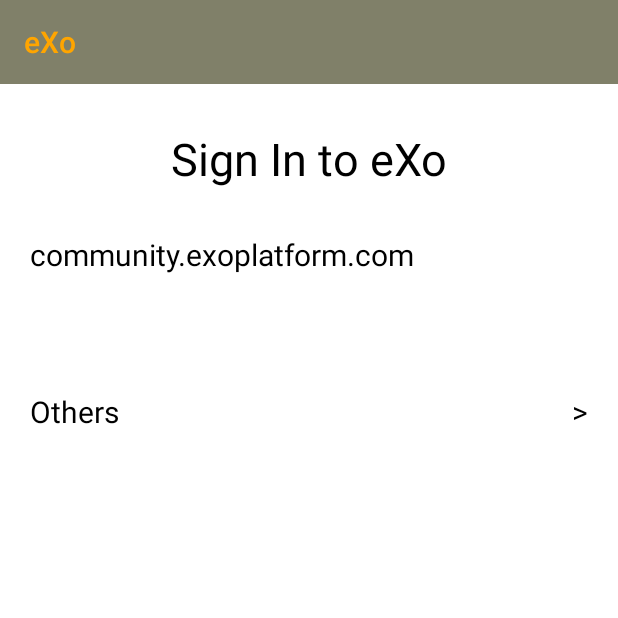
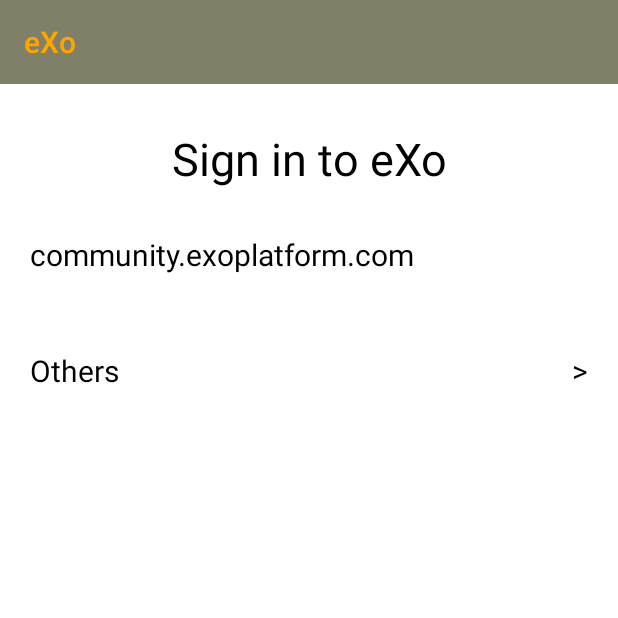
Before and after one commit to exoplatform/exo-android, an Android app: the screen it shows after launch (ConnectServerActivity), on a phone screen of 412 x 824 dp, the top half of it. Run offline under Robolectric (Android 15) with nearby library versions, the phone set to English and light mode, and no system bars.

Commit message:
MOB-2016 - Improvements
Add utils method to retrieve the version from a Server, parse it from a string to a float, and verify it is higher than 4.3
Use constant for Platform min version supported
Internationalize labels

```diff
--- a/app/src/main/java/org/exoplatform/App.java
+++ b/app/src/main/java/org/exoplatform/App.java
@@ -7,6 +7,11 @@
  */
 public class App extends Application {
 
-  public static final String SHARED_PREFERENCES_NAME = "eXoPreferences";
-  public static final String DEFAULT_SERVER = "http://community.exoplatform.com";
+    public static final Double MIN_PLATFORM_VERSION_SUPPORTED = 4.3;
+
+    public static final String SHARED_PREFERENCES_NAME = "eXoPreferences";
+
+    public static final String TRIBE_URL = "https://community.exoplatform.com";
+
+
 }
--- a/app/src/main/java/org/exoplatform/ServerManager.java
+++ b/app/src/main/java/org/exoplatform/ServerManager.java
@@ -34,4 +34,10 @@
    * @return the last visited server, null if the server list is empty.
    */
   public Server getLastVisitedServer();
+
+  public void verifyServer(Server srv, VerifyServerCallback callback);
+
+  public static interface VerifyServerCallback {
+      public void result(boolean correct);
+  }
 }
--- a/app/src/main/java/org/exoplatform/activity/ConnectServerActivity.java
+++ b/app/src/main/java/org/exoplatform/activity/ConnectServerActivity.java
@@ -39,7 +39,7 @@
     defaultServer = serverManager.getLastVisitedServer();
     if (defaultServer == null) {
       try {
-        defaultServer = new Server(new URL(App.DEFAULT_SERVER));
+        defaultServer = new Server(new URL(App.TRIBE_URL));
       } catch (MalformedURLException e) {
         Log.d(this.getClass().getName(),e.getMessage());
       }
--- a/app/src/main/res/layout/add_server_fragment.xml
+++ b/app/src/main/res/layout/add_server_fragment.xml
@@ -7,7 +7,7 @@
   <TextView
     android:layout_width="match_parent"
     android:layout_height="100dp"
-    android:text="Sign In to eXo"
+    android:text="@string/AddServerFragment.Title.SignInToExo"
     android:textColor="#000000"
     android:textSize="30sp"
     android:gravity="center"/>
@@ -16,7 +16,7 @@
     android:id="@+id/url_input_txt"
     android:layout_width="match_parent"
     android:layout_height="wrap_content"
-    android:text=""
+    android:hint="@string/AddServerFragment.Title.EnterIntranetUrl"
     android:textColor="#000000"
     android:textSize="20sp"
     android:padding="20sp"
--- a/app/src/main/res/layout/main.xml
+++ b/app/src/main/res/layout/main.xml
@@ -16,22 +16,10 @@
     app:titleTextColor="#ffa500">
   </android.support.v7.widget.Toolbar>
 
-  <!--
-  <TextView
-    android:layout_width="match_parent"
-    android:layout_height="60dp"
-    android:text="eXo"
-    android:textColor="#ffa500"
-    android:textSize="50sp"
-    android:paddingLeft="20sp"
-    android:background="#808069"
-    android:gravity="center_vertical" />
-  -->
-
   <TextView
     android:layout_width="match_parent"
     android:layout_height="100dp"
-    android:text="Sign In to eXo"
+    android:text="@string/ConnectActivity.Title.SignInToExo"
     android:textColor="#000000"
     android:textSize="30sp"
     android:gravity="center" />
@@ -40,19 +28,10 @@
     android:id="@+id/default_server"
     android:layout_width="match_parent"
     android:layout_height="wrap_content"
-    android:text="community.exoplatform.com"
+    android:text="@string/ConnectActivity.Title.DiscoverExoTribe"
     android:textColor="#000000"
     android:textSize="20sp"
     android:paddingLeft="20sp" />
-
-  <TextView
-    android:layout_width="match_parent"
-    android:layout_height="wrap_content"
-    android:text="the last logged in user"
-    android:textColor="#c0c0c0"
-    android:textSize="20sp"
-    android:paddingLeft="20sp"
-    android:visibility="invisible"/>
 
   <LinearLayout
     android:layout_width="match_parent"
@@ -64,7 +43,7 @@
     <TextView
       android:layout_width="wrap_content"
       android:layout_height="wrap_content"
-      android:text="Others"
+      android:text="@string/ConnectActivity.Title.Others"
       android:textColor="#000000"
       android:textSize="20sp"
       android:paddingLeft="20sp" />
--- a/app/src/main/res/layout/server_card.xml
+++ b/app/src/main/res/layout/server_card.xml
@@ -15,7 +15,7 @@
     <TextView
       android:id="@+id/server_name_view"
       android:layout_width="0px"
-      android:layout_height="100px"
+      android:layout_height="100dp"
       android:layout_weight="1"
       android:paddingLeft="10dp"
       android:textColor="#000000"/>
@@ -23,7 +23,7 @@
       android:id="@+id/delete_server"
       android:layout_width="wrap_content"
       android:layout_height="wrap_content"
-      android:text="Delete"
+      android:text="@string/Word.Delete"
       android:textAllCaps="false"/>
   </LinearLayout>
 
--- a/app/src/main/res/layout/server_list_fragment.xml
+++ b/app/src/main/res/layout/server_list_fragment.xml
@@ -7,7 +7,7 @@
   <TextView
     android:layout_width="match_parent"
     android:layout_height="wrap_content"
-    android:text="Recent URLs"
+    android:text="@string/ServersFragment.Title.MyIntranets"
     android:textColor="#000000"
     android:textSize="30sp"
     android:gravity="center"/>
--- a/app/src/main/res/layout/webview.xml
+++ b/app/src/main/res/layout/webview.xml
@@ -6,7 +6,7 @@
       android:id="@+id/webview"
       android:layout_alignParentTop="true"
       android:layout_width="match_parent"
-      android:layout_height="match_parent"></WebView>
+      android:layout_height="match_parent" />
 
     <!-- ?android:attr/progressBarStyleHorizontal -->
     <ProgressBar
```
Also changed, not shown: app/src/main/java/org/exoplatform/ServerManagerImpl.java (+37 -1 lines), app/src/main/java/org/exoplatform/fragment/AddServerFragment.java (+34 -3 lines), app/src/main/java/org/exoplatform/tool/ServerUtils.java (added, +100 -0 lines), app/src/main/res/values/strings.xml (+19 -3 lines).
